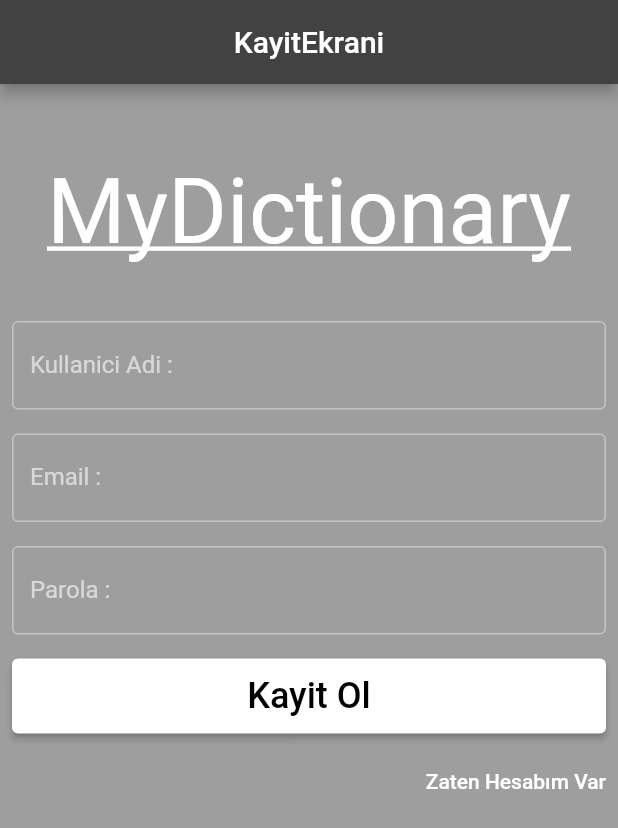
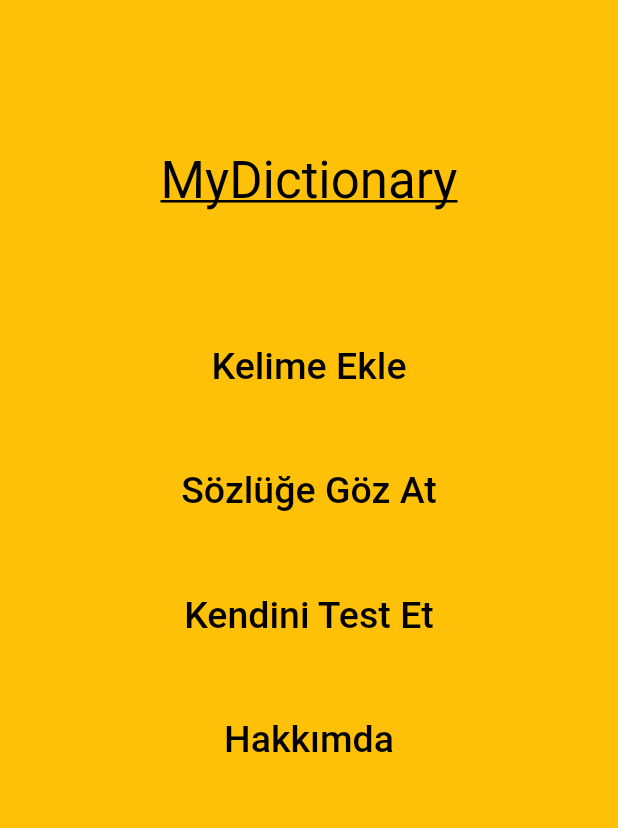
Before and after one commit to Hysenbergg/KisiselSozluk, a Flutter app: the screen it shows after launch, on a phone screen of 412 x 824 dp. Shown: the top 828 px of the screen. Run offline on Flutter 3.47's test engine with Material 2 defaults, Android fonts, the phone set to English and light mode, and no system bars; our stand-ins replace cloud_firestore, firebase_core; accounts and stored records are empty.

```diff
--- a/lib/main.dart
+++ b/lib/main.dart
@@ -1,36 +1,110 @@
 import 'package:flutter/material.dart';
-import 'package:flutter_application_1/screens/kayitformu.dart';
-import 'package:firebase_auth/firebase_auth.dart';
+import 'package:cloud_firestore/cloud_firestore.dart';
 import 'package:firebase_core/firebase_core.dart';
-import 'screens/anasayfa.dart';
-import 'screens/kayitekrani.dart';
+import 'package:flutter_application_1/screens/addword.dart';
+import 'package:flutter_application_1/screens/myList.dart';
+import 'package:flutter_application_1/screens/exam.dart';
+import 'package:flutter_application_1/screens/aboutme.dart';
 
-void main() async{
-  WidgetsFlutterBinding.ensureInitialized();
-  await Firebase.initializeApp();
+void main() => runApp(const MyApp());
 
-  runApp((Yapilacaklar()));
+class MyApp extends StatelessWidget {
+  const MyApp({Key? key}) : super(key: key);
 
-}
-
-class Yapilacaklar extends StatelessWidget{
-  const Yapilacaklar({Key? key}) : super(key: key);
+  static const String _title = 'Kisisel Sozluk';
 
   @override
-  Widget build(BuildContext context){
+  Widget build(BuildContext context) {
     return MaterialApp(
-      theme: ThemeData.dark(),
       debugShowCheckedModeBanner: false,
-      home: StreamBuilder(
-        stream: FirebaseAuth.instance.authStateChanges(),
-        builder: (context, kullaniciVerisi){
-          if(kullaniciVerisi.hasData){
-            return AnaSayfa();
-          }else{
-            return KayitEkrani();
-          }
-        }
-      )
+      title: _title,
+      theme: ThemeData(
+        primarySwatch: Colors.amber,
+      ),
+      home: MyHomePage(),
     );
   }
 }
+
+class MyHomePage extends StatefulWidget {
+  const MyHomePage({Key? key}) : super(key: key);
+
+  @override
+  State<MyHomePage> createState() => _MyHomePageState();
+}
+
+class _MyHomePageState extends State<MyHomePage> {
+  @override
+  Widget build(BuildContext context) {
+    return Scaffold(
+      body: Container(
+        decoration: BoxDecoration(color: Colors.amber),
+        child: Center(
+            child: Column(
+              children: [
+                Container(
+                  margin: EdgeInsets.only(top: 100),
+                  child: Text(
+                    "MyDictionary",
+                    style: TextStyle(
+                      fontSize: 34,
+                      color: Colors.black,
+                      decoration: TextDecoration.underline,
+                    ),
+                  ),
+                ),
+                Container(
+                  margin: EdgeInsets.only(top: 80),
+                  child: FlatButton(
+                    child: Text(
+                      'Kelime Ekle',
+                      style: TextStyle(fontSize: 25.0, color: Colors.black),
+                    ),
+                    color: Colors.amber,
+                    onPressed: () => Navigator.push(context,
+                        MaterialPageRoute(builder: (context) => MyCustomForm())),
+                  ),
+                ),
+                Container(
+                  margin: EdgeInsets.only(top: 35),
+                  child: FlatButton(
+                    child: Text(
+                      'Sözlüğe Göz At',
+                      style: TextStyle(fontSize: 25.0, color: Colors.black),
+                    ),
+                    color: Colors.amber,
+                    onPressed: () => Navigator.push(context,
+                        MaterialPageRoute(builder: (context) => MyList())),
+                  ),
+                ),
+                Container(
+                  margin: EdgeInsets.only(top: 35),
+                  child: FlatButton(
+                    child: Text(
+                      'Kendini Test Et',
+                      style: TextStyle(fontSize: 25.0, color: Colors.black),
+                    ),
+                    color: Colors.amber,
+                    onPressed: () => Navigator.push(
+                        context, MaterialPageRoute(builder: (context) => test())),
+                  ),
+                ),
+                Container(
+                  margin: EdgeInsets.only(top: 35),
+                  child: FlatButton(
+                    child: Text(
+                      'Hakkımda',
+                      style: TextStyle(fontSize: 25.0, color: Colors.black),
+                    ),
+                    color: Colors.amber,
+                    onPressed: () => Navigator.push(context,
+                        MaterialPageRoute(builder: (context) => aboutMe())),
+                  ),
+                ),
+              ],
+            ),
+        ),
+      ),
+    );
+  }
+}
--- a/lib/screens/kayitekrani.dart
+++ /dev/null
@@ -1,23 +0,0 @@
-import 'package:flutter/material.dart';
-import 'kayitformu.dart';
-
-class KayitEkrani extends StatefulWidget {
-  const KayitEkrani({ Key? key }) : super(key: key);
-
-  @override
-  State<KayitEkrani> createState() => _KayitEkraniState();
-}
-
-class _KayitEkraniState extends State<KayitEkrani> {
-
-  @override
-  Widget build(BuildContext context) {
-    return Scaffold(
-      appBar: AppBar(
-        title: Text("KayitEkrani"),
-        centerTitle: true,
-      ),
-      body: KayitFormu(),
-    );
-  }
-}
--- a/lib/screens/kayitformu.dart
+++ /dev/null
@@ -1,162 +0,0 @@
-import 'package:flutter/material.dart';
-import 'package:cloud_firestore/cloud_firestore.dart';
-import 'package:firebase_auth/firebase_auth.dart';
-import 'package:flutter_application_1/screens/home.dart';
-
-class KayitFormu extends StatefulWidget {
-  const KayitFormu({Key? key}) : super(key: key);
-
-  @override
-  State<KayitFormu> createState() => _KayitFormuState();
-}
-
-String? kullaniciAdi, email, parola;
-bool kayitDurumu = false;
-
-class _KayitFormuState extends State<KayitFormu> {
-  var _dogrulamaAnahtari = GlobalKey<FormState>();
-
-  @override
-  Widget build(BuildContext context) {
-    return Scaffold(
-      body: Form(
-          key: _dogrulamaAnahtari,
-          child: Container(
-            decoration: BoxDecoration(color: Colors.grey),
-            height: MediaQuery.of(context).size.height,
-            width: MediaQuery.of(context).size.width,
-            child: ListView(
-              children: [
-                Center(
-                  child: Container(
-                    padding: EdgeInsets.only(top: 50),
-                    height: 150,
-                    child: Text("MyDictionary", style: TextStyle(
-                      fontSize: 60,
-                      color: Colors.white,
-                      decoration: TextDecoration.underline,
-                    ),),
-                  ),
-                ),
-                if (!kayitDurumu)
-                  Padding(
-                    padding: const EdgeInsets.all(8.0),
-                    child: TextFormField(
-                      onChanged: (alinanAd) {
-                        kullaniciAdi = alinanAd;
-                      },
-                      validator: (alinanAd) {
-                        return alinanAd!.isEmpty
-                            ? "Kullanici Adi bos birakilamaz!"
-                            : null;
-                      },
-                      decoration: InputDecoration(
-                        labelText: "Kullanici Adi : ",
-                        border: OutlineInputBorder(),
-                      ),
-                    ),
-                  ),
-                Padding(
-                  padding: const EdgeInsets.all(8.0),
-                  child: TextFormField(
-                    keyboardType: TextInputType.emailAddress,
-                    onChanged: (alinanEmail) {
-                      email = alinanEmail;
-                    },
-                    validator: (alinanEmail) {
-                      return alinanEmail!.contains("@")   // Burada mail alanında @ isaetinin olup olmadıgı kontrolünü yaptık.
-                          ? null
-                          : "Gecersiz email girdiniz!";
-                    },
-                    decoration: InputDecoration(
-                      labelText: "Email : ",
-                      border: OutlineInputBorder(),
-                    ),
-                  ),
-                ),
-                Padding(
-                  padding: const EdgeInsets.all(8.0),
-                  child: TextFormField(
-                    obscureText: true,
-                    keyboardType: TextInputType.emailAddress,
-                    onChanged: (alinanParola) {
-                      parola = alinanParola;
-                    },
-                    validator: (alinanParola) {
-                      return alinanParola!.length >= 6
-                          ? null
-                          : "Parolanız en az 6 karakter olmalıdır! ";
-                    },
-                    decoration: InputDecoration(
-                      labelText: "Parola : ",
-                      border: OutlineInputBorder(),
-                    ),
-                  ),
-                ),
-                Padding(
-                    padding: EdgeInsets.all(8.0),
-                    child: Container(
-                      height: 50,
-                      child: ElevatedButton(
-                        child: kayitDurumu
-                            ? Text("Giris Yap", style: TextStyle(fontSize: 24, color: Colors.black))
-                            : Text("Kayit Ol", style: TextStyle(fontSize: 24, color: Colors.black)),
-                        onPressed: () {
-                          kayitEkle();
-                          Navigator.push(context, MaterialPageRoute(builder: (context) => MyStatelessWidget()));
-                        },
-                        style: ElevatedButton.styleFrom(
-                          primary: Colors.white,
-                          shadowColor: Colors.black,
-                        ),
-                      ),
-                    )),
-                Container(
-                  alignment: Alignment.centerRight,
-                  child: TextButton(
-                    onPressed: ()  {
-                      setState(() {
-                        kayitDurumu = !kayitDurumu; // Durum degistiriyoruz.
-                      });
-                    },
-                    child: kayitDurumu
-                        ? Text("Hesabim Yok", style: TextStyle(color: Colors.white),)
-                        : Text("Zaten Hesabım Var",style: TextStyle(color: Colors.white)),
-                  ),
-                ),
-              ],
-            ),
-          )),
-    );
-  }
-
-  void kayitEkle() {
-    if (_dogrulamaAnahtari.currentState!.validate()) {
-      FormuTestEt(kullaniciAdi!, email!, parola!);
-    }
-  }
-
-  void FormuTestEt(String kullaniciAdi, String email, String parola) async {
-    final yetki = FirebaseAuth.instance;
-    AuthCredential? yetkiSonucu;
-
-    if (kayitDurumu) {
-      yetkiSonucu = (await yetki.signInWithEmailAndPassword(
-          email: email,
-          password: parola)) as AuthCredential; // Kullanici varsa giris yap.
-    } else {
-      yetkiSonucu = (await yetki.createUserWithEmailAndPassword(
-              email: email, password: parola))
-          as AuthCredential; // Kullanici kayitli degilse kayit yap.
-    }
-
-    String uidTutucu = yetkiSonucu.toString();
-    await FirebaseFirestore.instance
-        .collection("Kullanicilar")
-        .doc(uidTutucu)
-        .set({
-      "KullaniciAdi": kullaniciAdi,
-      "email": email,
-    });
-  }
-}
--- a/lib/screens/myList.dart
+++ b/lib/screens/myList.dart
@@ -9,8 +9,6 @@ class MyList extends StatefulWidget {
 
 
 class _MyListState extends State<MyList> {
-
-
 
   @override
   Widget build(BuildContext context) {
@@ -46,8 +44,6 @@ Widget _buildList() {
           'Mouse', 'Fare'),
     ],
   );
-
-
 }
 
 ListTile _tile(String title, String subtitle) {
```
Also changed, not shown: lib/screens/anasayfa.dart (deleted, +0 -143 lines), lib/screens/gorevekle.dart (deleted, +0 -86 lines), lib/screens/home.dart (deleted, +0 -78 lines), pubspec.yaml (+2 -7 lines), pubspec.lock, 3 other files.
